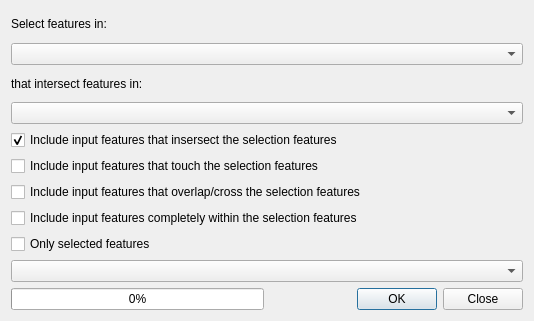
Old version of the form python/plugins/fTools/tools/frmSelectByLocation.ui in the repository qgis/QGIS.
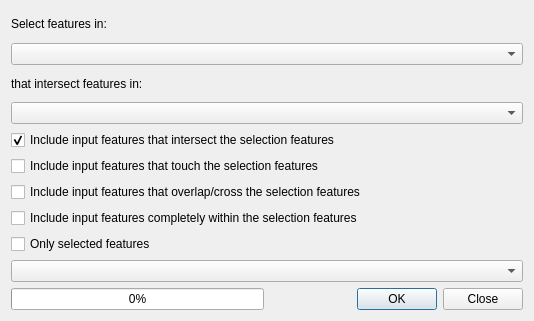
New version of the form.

The edit to the form file:
```diff
--- a/python/plugins/fTools/tools/frmSelectByLocation.ui
+++ b/python/plugins/fTools/tools/frmSelectByLocation.ui
@@ -63,7 +63,7 @@
    <item>
     <widget class="QCheckBox" name="chkIntersects">
      <property name="text">
-      <string>Include input features that insersect the selection features</string>
+      <string>Include input features that intersect the selection features</string>
      </property>
      <property name="checked">
       <bool>true</bool>
```
